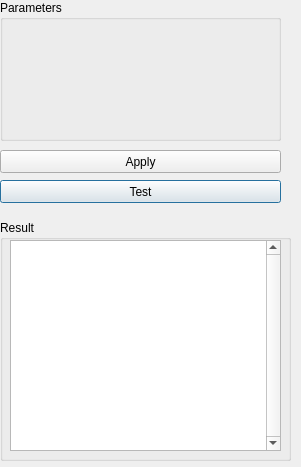
Above: source/Goldenberry/widgets/Optimization/GbPbilWidget.ui from narg95/goldenberry before the change. Below: the same form after it.
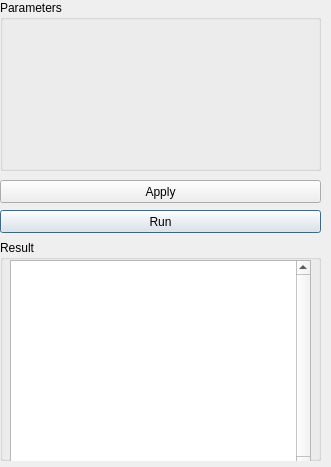
That is the form after the change.

Commit message: widgets caption changed.  Test to Run

The edit to the form file:
```diff
--- a/source/Goldenberry/widgets/Optimization/GbPbilWidget.ui
+++ b/source/Goldenberry/widgets/Optimization/GbPbilWidget.ui
@@ -10,7 +10,7 @@
    <rect>
     <x>0</x>
     <y>0</y>
-    <width>301</width>
+    <width>331</width>
     <height>467</height>
    </rect>
   </property>
@@ -22,8 +22,8 @@
     <rect>
      <x>0</x>
      <y>0</y>
-     <width>281</width>
-     <height>141</height>
+     <width>321</width>
+     <height>171</height>
     </rect>
    </property>
    <layout class="QVBoxLayout" name="verticalLayout">
@@ -40,9 +40,9 @@
    <property name="geometry">
     <rect>
      <x>0</x>
-     <y>220</y>
-     <width>291</width>
-     <height>241</height>
+     <y>240</y>
+     <width>321</width>
+     <height>221</height>
     </rect>
    </property>
    <property name="title">
@@ -53,7 +53,7 @@
      <rect>
       <x>10</x>
       <y>20</y>
-      <width>271</width>
+      <width>301</width>
       <height>211</height>
      </rect>
     </property>
@@ -66,21 +66,21 @@
    <property name="geometry">
     <rect>
      <x>0</x>
-     <y>180</y>
-     <width>281</width>
+     <y>210</y>
+     <width>321</width>
      <height>23</height>
     </rect>
    </property>
    <property name="text">
-    <string>Test</string>
+    <string>Run</string>
    </property>
   </widget>
   <widget class="QPushButton" name="applyButton">
    <property name="geometry">
     <rect>
      <x>0</x>
-     <y>150</y>
-     <width>281</width>
+     <y>180</y>
+     <width>321</width>
      <height>23</height>
     </rect>
    </property>
```
The commit also changes 16 other files.
